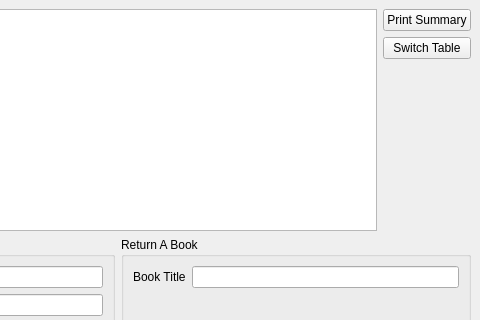
The window that mainwindow.ui (cihansenyuz/library_system) describes before a commit, drawn with Qt 5; both pictures show x 320 to 800 and y 0 to 320 of the 800 by 600 pixel window.
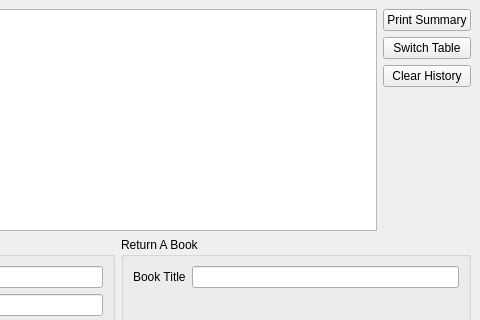
The same window after the commit.

```diff
--- a/mainwindow.ui
+++ b/mainwindow.ui
@@ -68,6 +68,13 @@
               </property>
              </widget>
             </item>
+            <item>
+             <widget class="QPushButton" name="clearButton">
+              <property name="text">
+               <string>Clear History</string>
+              </property>
+             </widget>
+            </item>
             <item>
              <spacer name="verticalSpacer">
               <property name="orientation">
```
